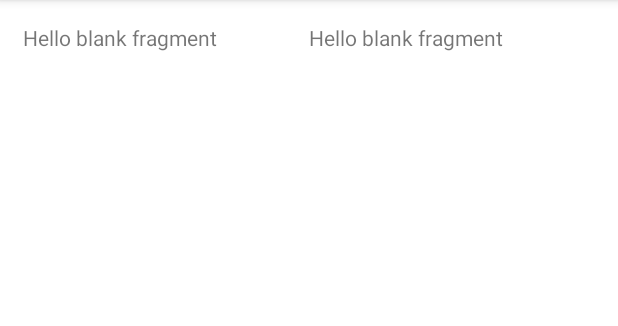
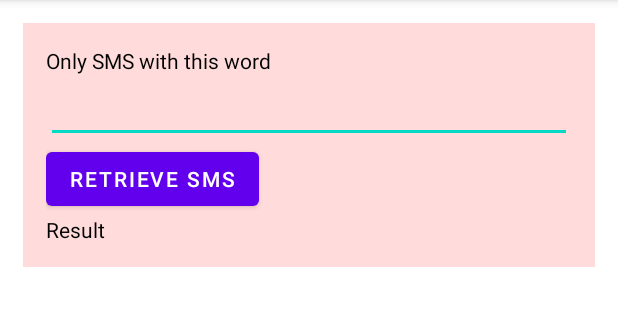
Before and after one commit to Myron819/L05_SMS_Retriever, an Android app: the screen it shows after launch (MainActivity), on a phone screen of 412 x 824 dp, the part 84-410 px from its top. Run offline under Robolectric (Android 15) with nearby library versions, the phone set to English and light mode, and no system bars; 2 statements that could not run were skipped.

Commit message:
2nd Commit

```diff
--- a/app/src/main/java/com/example/l05smsretriever/MainActivity.java
+++ b/app/src/main/java/com/example/l05smsretriever/MainActivity.java
@@ -7,6 +7,7 @@ import androidx.fragment.app.FragmentTransaction;
 
 import android.os.Bundle;
 
+// Todo: MainActivity is done by Sf
 public class MainActivity extends AppCompatActivity {
 
     @Override
@@ -25,5 +26,4 @@ public class MainActivity extends AppCompatActivity {
 
         ft.commit();
     }
-
 }
--- a/app/src/main/res/layout/activity_main.xml
+++ b/app/src/main/res/layout/activity_main.xml
@@ -3,23 +3,42 @@
     xmlns:tools="http://schemas.android.com/tools"
     android:layout_width="match_parent"
     android:layout_height="match_parent"
+    android:orientation="vertical"
+    android:paddingLeft="15dp"
+    android:paddingTop="15dp"
+    android:paddingRight="15dp"
     android:paddingBottom="15dp"
-    android:paddingLeft="15dp"
-    android:paddingRight="15dp"
-    android:paddingTop="15dp"
-    android:orientation="horizontal"
     tools:context=".MainActivity">
 
-    <FrameLayout
-        android:id="@+id/frame1"
-        android:layout_width="wrap_content"
-        android:layout_height="match_parent"
-        android:layout_weight="1"/>
+    <!--Todo: activity_main is done by Sf-->
 
-    <FrameLayout
-        android:id="@+id/frame2"
-        android:layout_width="wrap_content"
-        android:layout_height="match_parent"
-        android:layout_weight="1"/>
+    <ScrollView
+        android:layout_width="match_parent"
+        android:layout_height="0dp"
+        android:layout_weight="2">
+
+        <LinearLayout
+            android:layout_width="match_parent"
+            android:layout_height="wrap_content"
+            android:orientation="vertical"
+            android:weightSum="2">
+
+            <FrameLayout
+                android:id="@+id/frame1"
+                android:layout_width="match_parent"
+                android:layout_height="wrap_content"
+                android:layout_weight="1">
+
+            </FrameLayout>
+
+            <FrameLayout
+                android:id="@+id/frame2"
+                android:layout_width="match_parent"
+                android:layout_height="wrap_content"
+                android:layout_weight="1">
+
+            </FrameLayout>
+        </LinearLayout>
+    </ScrollView>
 
 </LinearLayout>
--- a/app/src/main/res/layout/fragment_second.xml
+++ b/app/src/main/res/layout/fragment_second.xml
@@ -1,14 +1,42 @@
 <?xml version="1.0" encoding="utf-8"?>
-<FrameLayout xmlns:android="http://schemas.android.com/apk/res/android"
+<LinearLayout xmlns:android="http://schemas.android.com/apk/res/android"
     xmlns:tools="http://schemas.android.com/tools"
     android:layout_width="match_parent"
     android:layout_height="match_parent"
+    android:background="#FFDBDB"
+    android:orientation="vertical"
+    android:padding="15dp"
     tools:context=".FragmentSecond">
 
+    <!--Todo: fragment_second is done by Sf-->
     <!-- TODO: Update blank fragment layout -->
     <TextView
+        android:textColor="@color/black"
+        android:id="@+id/tvHeader"
         android:layout_width="match_parent"
-        android:layout_height="match_parent"
-        android:text="@string/hello_blank_fragment" />
+        android:layout_height="wrap_content"
+        android:text="Only SMS with this word" />
 
-</FrameLayout>
+    <EditText
+        android:id="@+id/editText"
+        android:layout_width="match_parent"
+        android:layout_height="wrap_content"
+        android:ems="10"
+        android:inputType="textPersonName"
+        android:text="" />
+
+    <Button
+        android:id="@+id/btnRetrieveWord"
+        android:layout_width="wrap_content"
+        android:layout_height="wrap_content"
+        android:text="Retrieve SMS" />
+
+    <TextView
+        android:textColor="@color/black"
+        android:id="@+id/tvResult"
+        android:layout_width="match_parent"
+        android:layout_height="wrap_content"
+        android:text="Result" />
+
+
+</LinearLayout>
```
Also changed, not shown: app/src/main/java/com/example/l05smsretriever/FragmentFirst.java (+108 -48 lines), app/src/main/res/layout/fragment_first.xml (+47 -4 lines).
